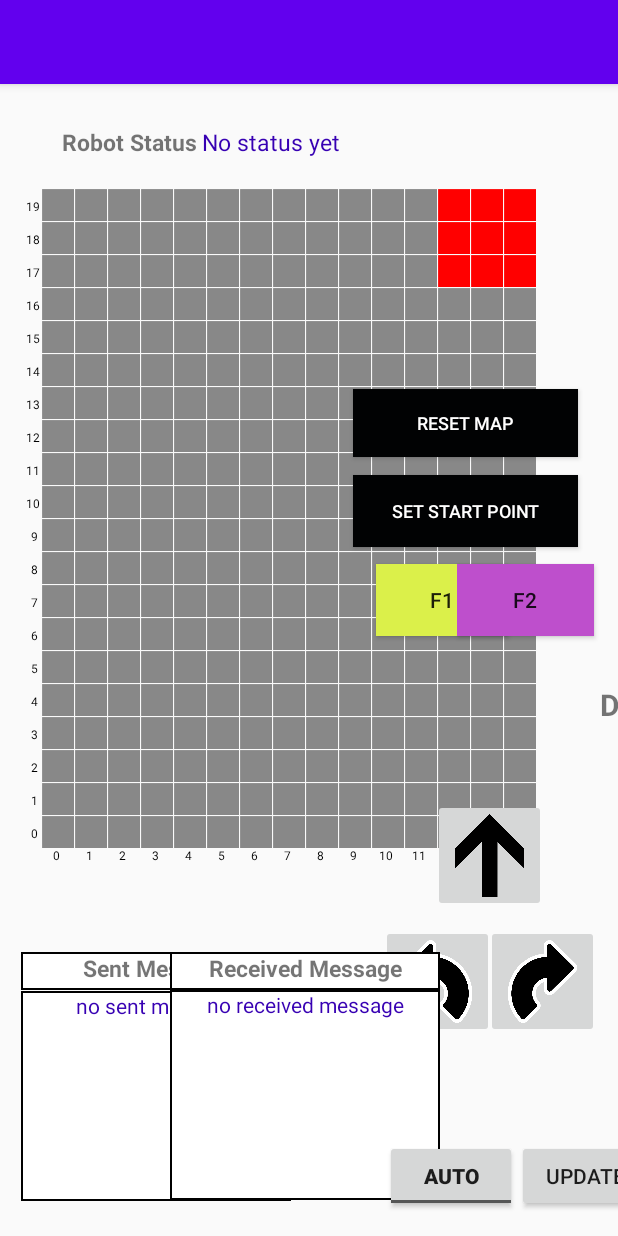
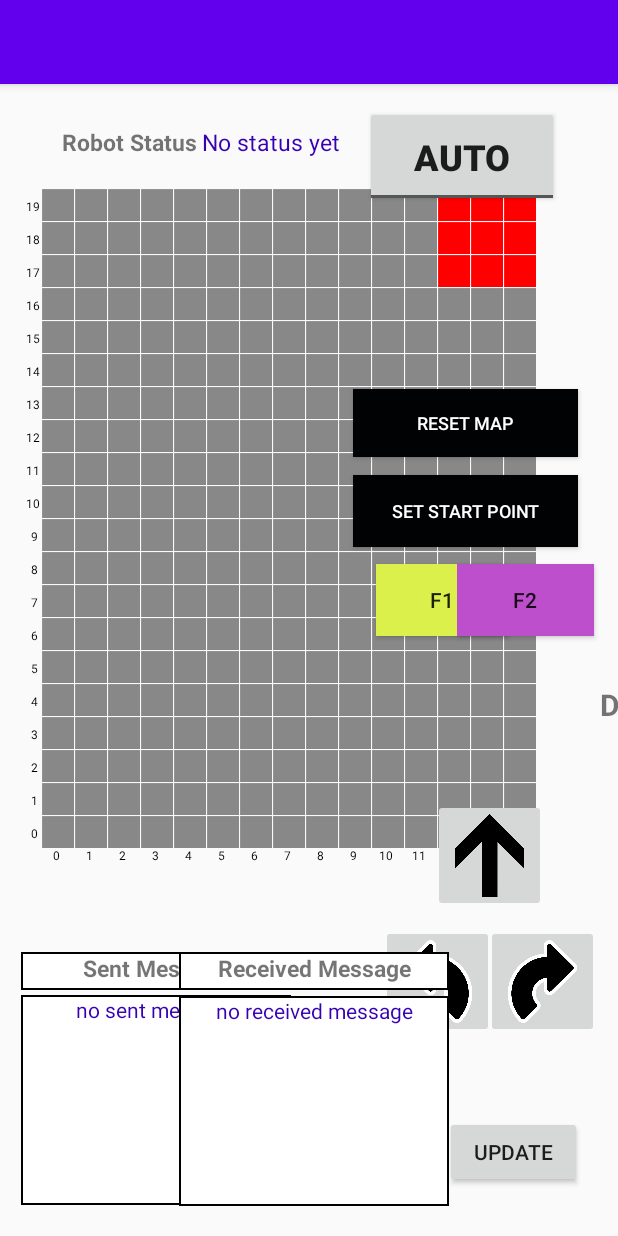
Before and after one commit to shernaliu/MDP-Group25-Android, an Android app: the RobotControlActivity screen opened directly, with no data from a screen before it, on a phone screen of 412 x 824 dp. Run offline under Robolectric (Android 15) with nearby library versions, the phone set to English and light mode, and no system bars.

Commit message:
Raj's Commit 3

```diff
--- a/app/src/main/res/layout/activity_robot_control.xml
+++ b/app/src/main/res/layout/activity_robot_control.xml
@@ -371,18 +371,20 @@
 
     <ToggleButton
         android:id="@+id/manualAutoToggleBtn"
-        android:layout_width="wrap_content"
-        android:layout_height="wrap_content"
-        android:layout_marginBottom="16dp"
+        android:layout_width="129dp"
+        android:layout_height="67dp"
         android:textAlignment="center"
         android:textOff="AUTO"
         android:textOn="MANUAL"
+        android:textSize="24sp"
+
         android:textStyle="bold"
-
         app:layout_constraintBottom_toBottomOf="parent"
         app:layout_constraintEnd_toEndOf="parent"
-        app:layout_constraintHorizontal_bias="0.793"
-        app:layout_constraintStart_toStartOf="parent" />
+        app:layout_constraintHorizontal_bias="0.86"
+        app:layout_constraintStart_toStartOf="parent"
+        app:layout_constraintTop_toTopOf="parent"
+        app:layout_constraintVertical_bias="0.093" />
 
     <androidx.constraintlayout.widget.Group
         android:id="@+id/group"
@@ -421,14 +423,16 @@
         app:layout_constraintStart_toStartOf="parent" />
 
     <Button
-        android:visibility="visible"
         android:id="@+id/manualUpdateBtn"
         android:layout_width="91dp"
         android:layout_height="wrap_content"
-        android:layout_marginBottom="16dp"
+        android:layout_marginBottom="32dp"
         android:text="UPDATE"
+        android:visibility="visible"
         app:layout_constraintBottom_toBottomOf="parent"
-        app:layout_constraintStart_toEndOf="@+id/manualAutoToggleBtn" />
+        app:layout_constraintEnd_toEndOf="parent"
+        app:layout_constraintHorizontal_bias="0.925"
+        app:layout_constraintStart_toStartOf="parent" />
 
     <TextView
         android:id="@+id/startPointLabel"
@@ -481,12 +485,10 @@
         android:text="no sent message"
         android:textAlignment="center"
         android:textColor="@color/colorPrimaryDark"
-        app:layout_constraintBottom_toTopOf="@+id/manualAutoToggleBtn"
         app:layout_constraintEnd_toStartOf="@+id/receivedMessage"
         app:layout_constraintHorizontal_bias="0.0"
         app:layout_constraintStart_toStartOf="@+id/sentMessageLabel"
-        app:layout_constraintTop_toBottomOf="@+id/sentMessageLabel"
-        app:layout_constraintVertical_bias="0.069" />
+        app:layout_constraintTop_toBottomOf="@+id/sentMessageLabel" />
 
     <TextView
         android:id="@+id/receivedMessageLabel"
@@ -500,14 +502,14 @@
         android:textStyle="bold"
         app:layout_constraintBottom_toBottomOf="parent"
         app:layout_constraintEnd_toEndOf="parent"
-        app:layout_constraintHorizontal_bias="0.489"
+        app:layout_constraintHorizontal_bias="0.515"
         app:layout_constraintStart_toStartOf="parent" />
 
     <TextView
         android:id="@+id/receivedMessage"
         android:layout_width="180dp"
         android:layout_height="140dp"
-        android:layout_marginBottom="24dp"
+        android:layout_marginBottom="20dp"
         android:background="@drawable/rectangle_border"
         android:scrollbars="vertical"
         android:text="no received message"
@@ -515,7 +517,7 @@
         android:textColor="@color/colorPrimaryDark"
         app:layout_constraintBottom_toBottomOf="parent"
         app:layout_constraintEnd_toEndOf="parent"
-        app:layout_constraintHorizontal_bias="0.489"
+        app:layout_constraintHorizontal_bias="0.513"
         app:layout_constraintStart_toStartOf="parent" />
 
     <Switch
```
